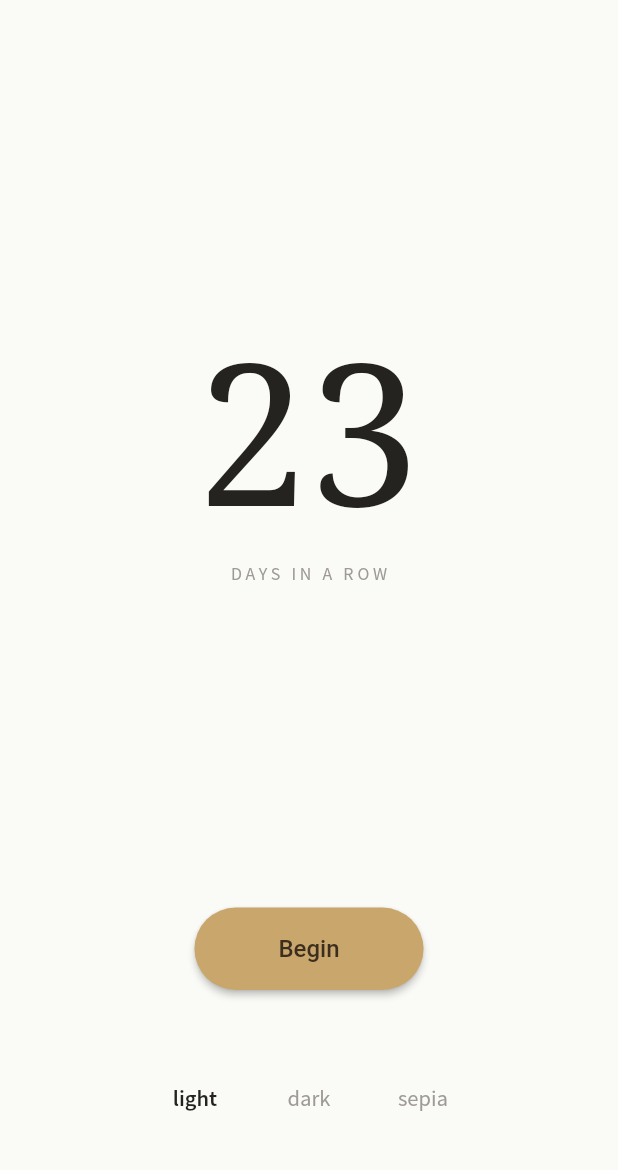
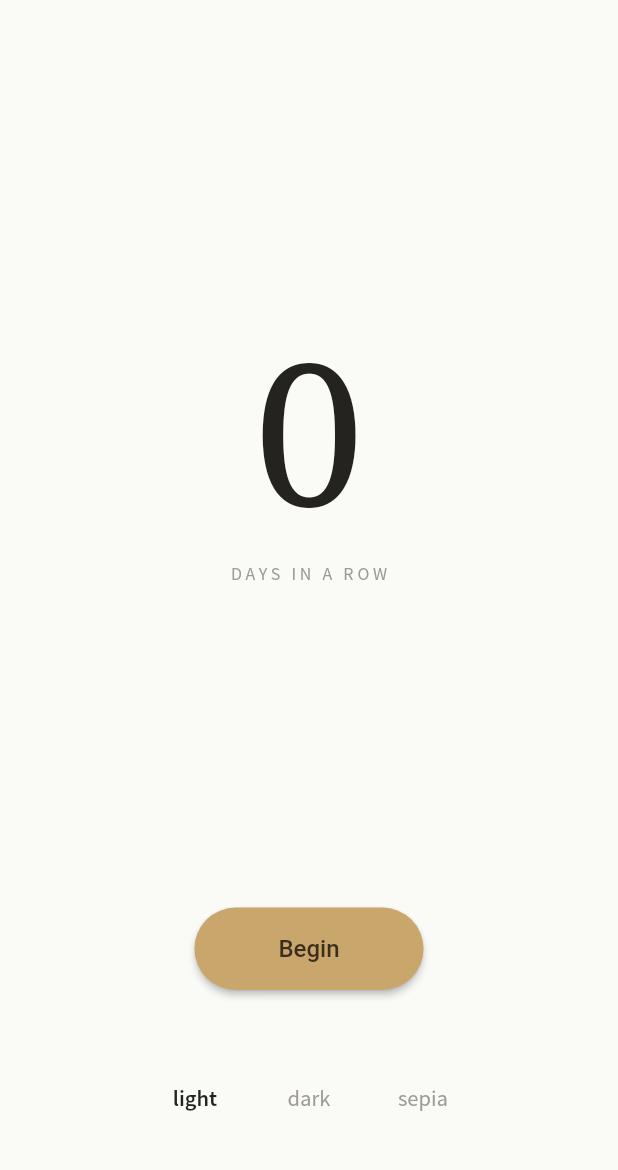
Before and after one commit to AlexanderSchoenfeldt/meditationtimer, a Flutter app: the screen it shows after launch, on a phone screen of 412 x 824 dp, the part 66-1236 px from its top. Run offline on Flutter 3.47's test engine with Material 3 defaults, Android fonts, the phone set to English and light mode, and no system bars; our stand-ins replace flutter_riverpod.

Commit message:
Phase 2: Riverpod-backed app state, theme reads from settings
- Storage now exposes an abstract base with FileStorage + MemoryStorage
  variants so tests can swap in an in-memory backing.
- storageProvider holds the active Storage; appStateProvider is an
  AsyncNotifier that loads on build and autosaves on every mutation
  (setTheme, setUseSerif, markOnboarded, replace).
- paletteProvider derives the current Palette from settings, with a
  light fallback while loading so the splash never flashes a wrong
  colour.
- streakProvider exposes a derived StreakInfo for the UI.
- main.dart shows a quiet splash on AsyncValue.loading, an error view
  on failure, and the (still placeholder) home preview on data. The
  theme switcher now persists through the controller instead of a
  throwaway StateProvider.
- widget_test overrides storageProvider with MemoryStorage; expects the
  app to settle to the home preview and read a 0 streak from empty state.

Co-Authored-By: Claude Opus 4.7 (1M context) <noreply@anthropic.com>

```diff
--- a/lib/main.dart
+++ b/lib/main.dart
@@ -1,6 +1,7 @@
 import 'package:flutter/material.dart';
 import 'package:flutter_riverpod/flutter_riverpod.dart';
 
+import 'providers/app_state_provider.dart';
 import 'theme/app_theme.dart';
 import 'theme/palette.dart';
 
@@ -8,19 +9,54 @@ void main() {
   runApp(const ProviderScope(child: IntentionApp()));
 }
 
-final appThemeProvider = StateProvider<AppTheme>((_) => AppTheme.light);
-
 class IntentionApp extends ConsumerWidget {
   const IntentionApp({super.key});
 
   @override
   Widget build(BuildContext context, WidgetRef ref) {
-    final mode = ref.watch(appThemeProvider);
+    final state = ref.watch(appStateProvider);
+    final palette = ref.watch(paletteProvider);
     return MaterialApp(
       title: 'Intention',
       debugShowCheckedModeBanner: false,
-      theme: buildTheme(Palette.of(mode)),
-      home: const _ThemePreview(),
+      theme: buildTheme(palette),
+      home: state.when(
+        data: (_) => const _ThemePreview(),
+        loading: () => const _Splash(),
+        error: (e, _) => _ErrorView(error: e),
+      ),
+    );
+  }
+}
+
+class _Splash extends StatelessWidget {
+  const _Splash();
+
+  @override
+  Widget build(BuildContext context) {
+    return Scaffold(
+      body: const Center(child: Wordmark()),
+    );
+  }
+}
+
+class _ErrorView extends StatelessWidget {
+  final Object error;
+  const _ErrorView({required this.error});
+
+  @override
+  Widget build(BuildContext context) {
+    return Scaffold(
+      body: Center(
+        child: Padding(
+          padding: const EdgeInsets.all(24),
+          child: Text(
+            'Could not load your data.\n$error',
+            textAlign: TextAlign.center,
+            style: Theme.of(context).textTheme.bodyMedium,
+          ),
+        ),
+      ),
     );
   }
 }
@@ -31,7 +67,8 @@ class _ThemePreview extends ConsumerWidget {
   @override
   Widget build(BuildContext context, WidgetRef ref) {
     final p = context.palette;
-    final mode = ref.watch(appThemeProvider);
+    final state = ref.watch(appStateProvider).requireValue;
+    final streak = ref.watch(streakProvider);
     return Scaffold(
       body: SafeArea(
         child: Column(
@@ -39,7 +76,8 @@ class _ThemePreview extends ConsumerWidget {
             const SizedBox(height: 24),
             const Wordmark(),
             const Spacer(),
-            Text('23', style: Theme.of(context).textTheme.displayLarge),
+            Text('${streak.streak}',
+                style: Theme.of(context).textTheme.displayLarge),
             const SizedBox(height: 4),
             Text('DAYS IN A ROW',
                 style: Theme.of(context).textTheme.labelMedium),
@@ -65,14 +103,16 @@ class _ThemePreview extends ConsumerWidget {
                   Padding(
                     padding: const EdgeInsets.symmetric(horizontal: 6),
                     child: TextButton(
-                      onPressed: () =>
-                          ref.read(appThemeProvider.notifier).state = m,
+                      onPressed: () => ref
+                          .read(appStateProvider.notifier)
+                          .setTheme(m),
                       child: Text(
                         m.name,
                         style: TextStyle(
-                          color: m == mode ? p.ink : p.ink3,
-                          fontWeight:
-                              m == mode ? FontWeight.w600 : FontWeight.w400,
+                          color: m == state.settings.theme ? p.ink : p.ink3,
+                          fontWeight: m == state.settings.theme
+                              ? FontWeight.w600
+                              : FontWeight.w400,
                         ),
                       ),
                     ),
--- /dev/null
+++ b/lib/providers/app_state_provider.dart
@@ -0,0 +1,57 @@
+import 'package:flutter_riverpod/flutter_riverpod.dart';
+
+import '../data/storage.dart';
+import '../data/streak.dart';
+import '../domain/app_state.dart';
+import '../theme/palette.dart';
+
+final storageProvider = Provider<Storage>((_) => FileStorage());
+
+class AppStateController extends AsyncNotifier<AppState> {
+  Storage get _storage => ref.read(storageProvider);
+
+  @override
+  Future<AppState> build() => _storage.load();
+
+  Future<void> _mutate(AppState Function(AppState) updater) async {
+    final current = state.valueOrNull ?? AppState.empty;
+    final next = updater(current);
+    state = AsyncData(next);
+    await _storage.save(next);
+  }
+
+  Future<void> setTheme(AppTheme theme) => _mutate(
+        (s) => s.copyWith(settings: s.settings.copyWith(theme: theme)),
+      );
+
+  Future<void> setUseSerif(bool value) => _mutate(
+        (s) => s.copyWith(settings: s.settings.copyWith(useSerif: value)),
+      );
+
+  Future<void> markOnboarded() => _mutate((s) => s.copyWith(onboarded: true));
+
+  Future<void> replace(AppState next) => _mutate((_) => next);
+}
+
+final appStateProvider =
+    AsyncNotifierProvider<AppStateController, AppState>(AppStateController.new);
+
+// Convenience: themed colour palette derived from current settings.
+// While loading, falls back to light to keep the splash neutral.
+final paletteProvider = Provider<Palette>((ref) {
+  final state = ref.watch(appStateProvider);
+  return Palette.of(
+    state.maybeWhen(
+      data: (s) => s.settings.theme,
+      orElse: () => AppTheme.light,
+    ),
+  );
+});
+
+final streakProvider = Provider<StreakInfo>((ref) {
+  final s = ref.watch(appStateProvider).valueOrNull;
+  if (s == null) {
+    return const StreakInfo(streak: 0, doneToday: false);
+  }
+  return computeStreak(s.sessions);
+});
```
Also changed, not shown: lib/data/storage.dart (+21 -1 lines), 1 other file.
